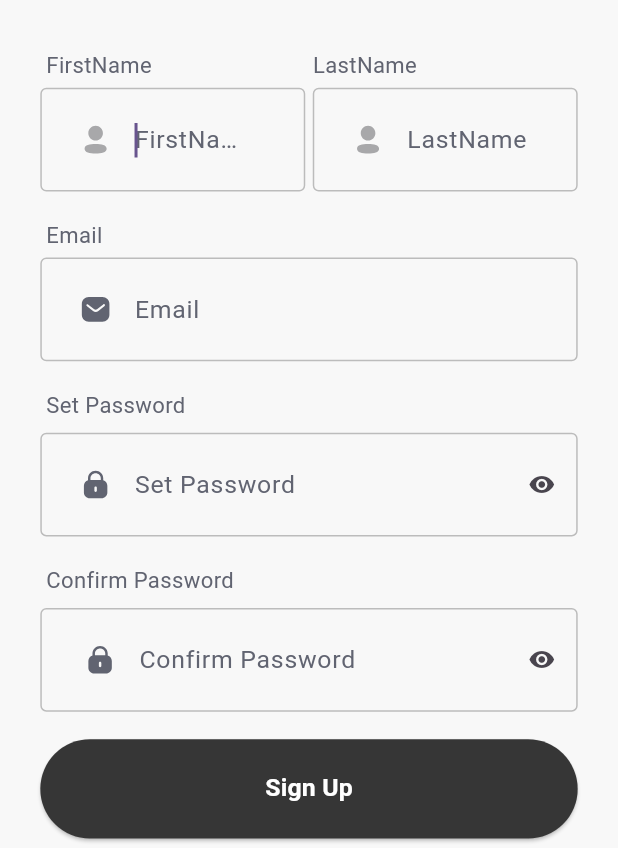
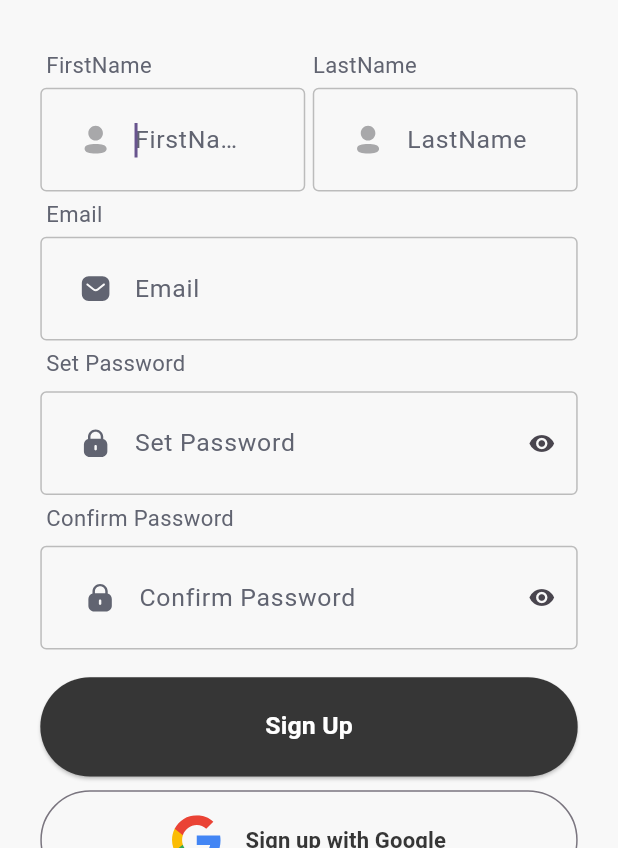
Before and after one commit to Badr-Ait-Hammou/fuel-Flutter-CLIENT, a Flutter app: the SignUpPage screen opened by its route, on a phone screen of 412 x 824 dp, the part 388-1236 px from its top. Run offline on Flutter 3.47's test engine with Material 3 defaults, Android fonts, the phone set to English and light mode, and no system bars; our stand-ins replace animate_do, cached_network_image, fl_chart, flutter_secure_storage, flutter_svg, fluttertoast and 1 more; accounts and stored records are empty; network calls fail; Roboto replaces fonts that are missing (Overpass).

Commit message:
last commit

```diff
--- a/lib/pages/SignUp_Page.dart
+++ b/lib/pages/SignUp_Page.dart
@@ -137,7 +137,7 @@ class _SignUpPageState extends State<SignUpPage> {
                           Align(
                               alignment: Alignment.centerLeft,
                               child: Padding(
-                                  padding: getPadding(top: 20),
+                                  padding: getPadding(top: 5),
                                   child: Text(" Email",
                                       style: CustomTextStyles.bodyLargeGray700))),
                           CustomTextFormField(
@@ -162,7 +162,7 @@ class _SignUpPageState extends State<SignUpPage> {
                           Align(
                               alignment: Alignment.centerLeft,
                               child: Padding(
-                                  padding: getPadding(top: 20),
+                                  padding: getPadding(top: 5),
                                   child: Text(" Set Password",
                                       style: CustomTextStyles.bodyLargeGray700))),
                           CustomTextFormField(
@@ -198,7 +198,7 @@ class _SignUpPageState extends State<SignUpPage> {
                           Align(
                               alignment: Alignment.centerLeft,
                               child: Padding(
-                                  padding: getPadding(top: 20),
+                                  padding: getPadding(top: 5),
                                   child: Text(" Confirm Password",
                                       style: CustomTextStyles.bodyLargeGray700))),
                           CustomTextFormField(
@@ -247,7 +247,7 @@ class _SignUpPageState extends State<SignUpPage> {
                           ),
                           CustomOutlinedButton(
                               text: "Sign up with Google",
-                              margin: getMargin(top: 20),
+                              margin: getMargin(top: 10),
                               leftIcon: Container(
                                   margin: getMargin(right: 16),
                                   child: CustomImageView(
```
Also changed, not shown: lib/pages/dashboard/dashboard_page.dart (+46 -22 lines), lib/pages/home_page/home_page.dart (+28 -12 lines), assets/images/img_arrowdown_primary.svg (deleted), assets/images/img_bars.svg (deleted), assets/images/img_bookmark.svg (deleted).
